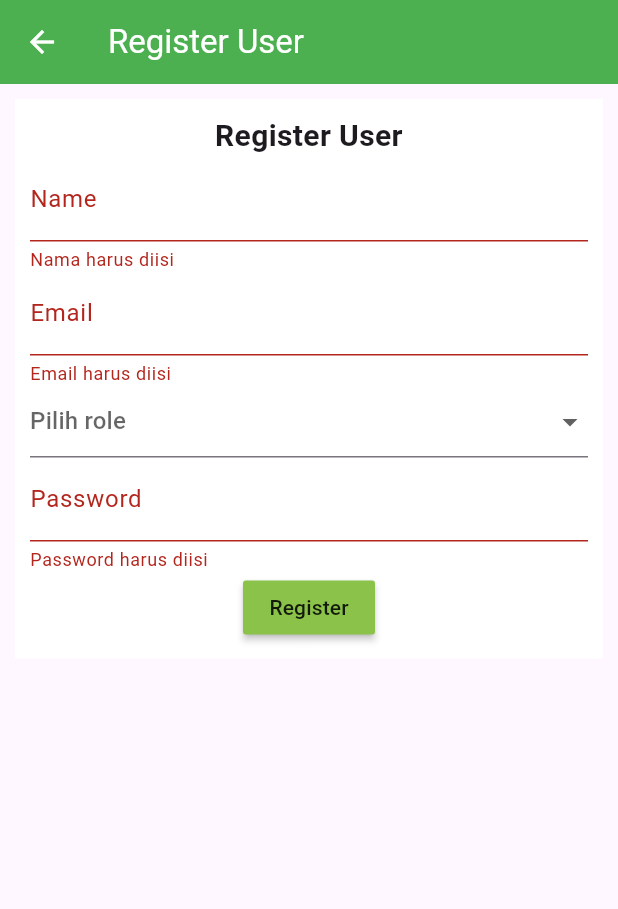
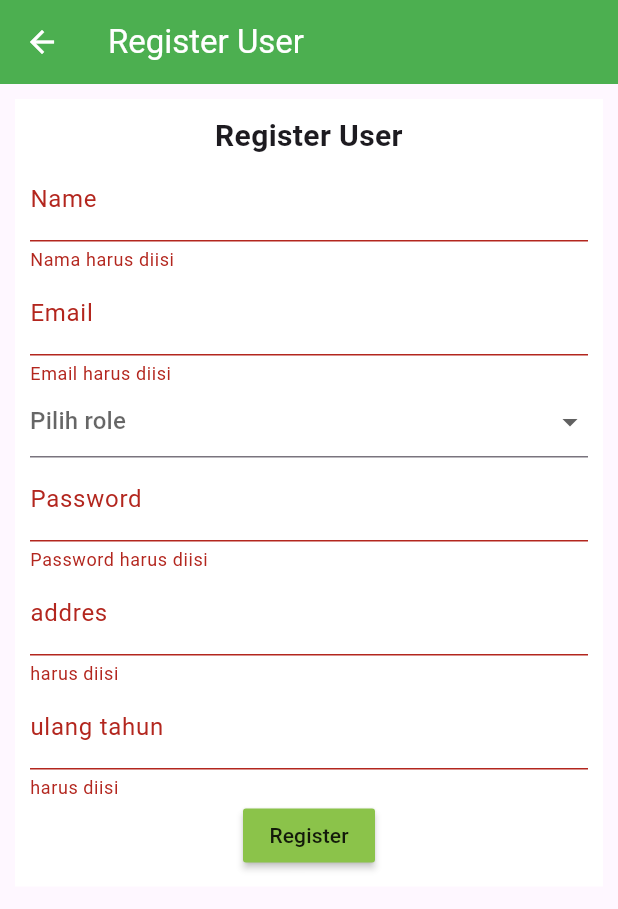
Before and after one commit to alfatihsyah/tokoOnline, a Flutter app: the RegisterUserView screen opened directly, after a tap on "Register", on a phone screen of 412 x 824 dp. Shown: the top 909 px of the screen. Run offline on Flutter 3.47's test engine with Material 3 defaults, Android fonts, the phone set to English and light mode, and no system bars; our stand-ins replace shared_preferences; accounts and stored records are empty.

Commit message:
Update fitur A dan perbaikan bug B

```diff
--- a/lib/models/user_login.dart
+++ b/lib/models/user_login.dart
@@ -5,7 +5,7 @@ class UserLogin {
   String? token;
   String? message;
   int? id;
-  String? nama_user;
+  String? name;
   String? email;
   String? role;
   UserLogin(
@@ -13,7 +13,7 @@ class UserLogin {
       this.token,
       this.message,
       this.id,
-      this.nama_user,
+      this.name,
       this.email,
       this.role});
 
@@ -23,7 +23,7 @@ class UserLogin {
     prefs.setString("token", token!);
     prefs.setString("message", message!);
     prefs.setInt("id", id!);
-    prefs.setString("nama_user", nama_user!);
+    prefs.setString("nama_user", name!);
     prefs.setString("email", email!);
     prefs.setString("role", role!);
   }
@@ -35,7 +35,7 @@ class UserLogin {
         token: prefs.getString("token")!,
         message: prefs.getString("message")!,
         id: prefs.getInt("id")!,
-        nama_user: prefs.getString("nama_user")!,
+        name: prefs.getString("nama_user")!,
         email: prefs.getString("email")!,
         role: prefs.getString("role")!);
     return userLogin;
--- a/lib/services/url.dart
+++ b/lib/services/url.dart
@@ -1 +1 @@
-final String BaseUrl = "https://learn.smktelkom-mlg.sch.id/api";
+final String BaseUrl = "http://localhost/fateh_laravel/public/api";
--- a/lib/views/register_user_view.dart
+++ b/lib/views/register_user_view.dart
@@ -1,4 +1,3 @@
-
 import 'package:flutter/material.dart';
 import 'package:movie2url/services/user.dart';
 import 'package:movie2url/widgets/alert.dart';
@@ -35,6 +34,8 @@ class _RegisterUserViewState extends State<RegisterUserView> {
   TextEditingController email = TextEditingController();
   TextEditingController password = TextEditingController();
   List roleChoice = ["admin", "user"];
+  TextEditingController addres = TextEditingController();
+  TextEditingController ulang_tahun = TextEditingController();
   String? role;
 
   @override
@@ -119,6 +120,29 @@ class _RegisterUserViewState extends State<RegisterUserView> {
                               }
                             },
                           ),
+                          TextFormField(
+                            controller: addres,
+                            decoration: InputDecoration(label: Text("addres")),
+                            validator: (value) {
+                              if (value!.isEmpty) {
+                                return 'harus diisi';
+                              } else {
+                                return null;
+                              }
+                            },
+                          ),
+                          TextFormField(
+                            controller: ulang_tahun,
+                            decoration:
+                                InputDecoration(label: Text("ulang tahun")),
+                            validator: (value) {
+                              if (value!.isEmpty) {
+                                return 'harus diisi';
+                              } else {
+                                return null;
+                              }
+                            },
+                          ),
                           MaterialButton(
                             onPressed: () async {
                               if (formKey.currentState!.validate()) {
@@ -127,12 +151,16 @@ class _RegisterUserViewState extends State<RegisterUserView> {
                                   "email": email.text,
                                   "role": role,
                                   "password": password.text,
+                                  "addres": addres.text,
+                                  "ulang_tahun": ulang_tahun.text,
                                 };
                                 var result = await user.registerUser(data);
                                 if (result.status == true) {
                                   name.clear();
                                   email.clear();
                                   password.clear();
+                                  addres.clear();
+                                  ulang_tahun.clear();
                                   setState(() {
                                     role = null;
                                   });
@@ -147,7 +175,6 @@ class _RegisterUserViewState extends State<RegisterUserView> {
                             child: Text("Register"),
                             color: Colors.lightGreen,
                           ),
-
                         ],
                       ))
                 ],
```
Also changed, not shown: lib/services/user.dart (+10 -8 lines).
